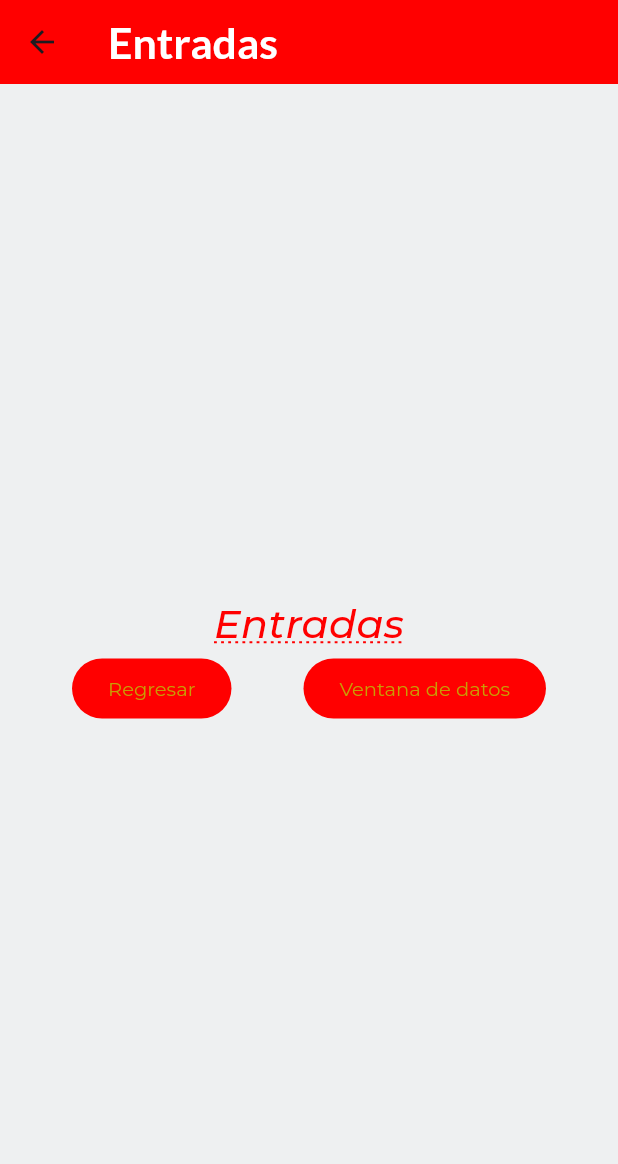
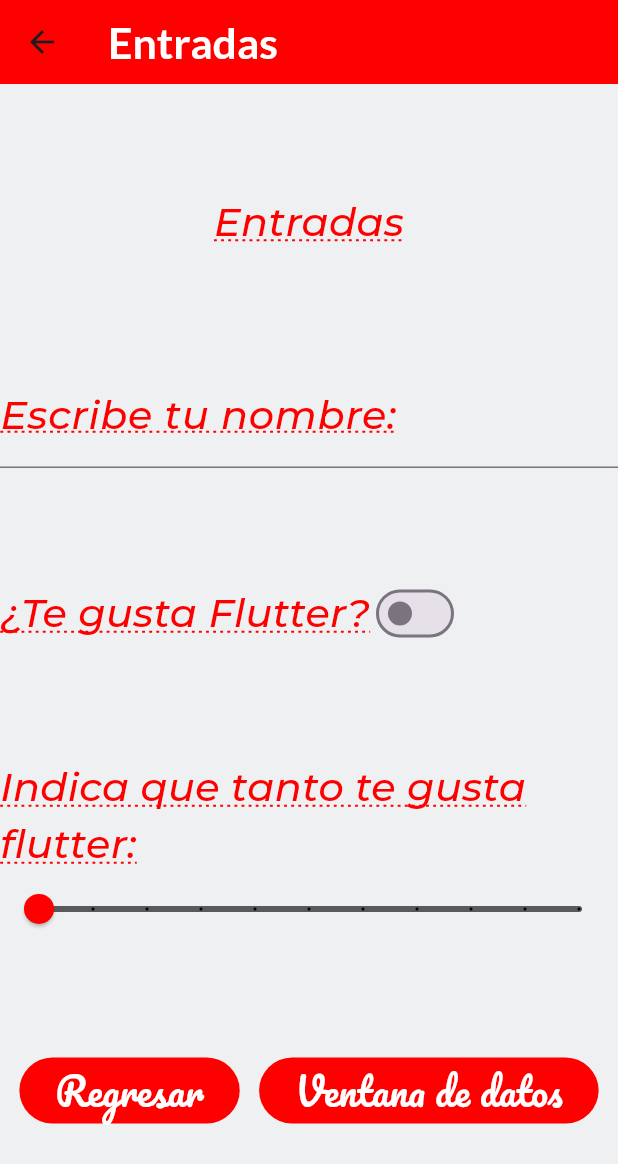
Before and after one commit to Zuleyma29/practica3Gaby, a Flutter app: the InputsScreen screen opened directly, on a phone screen of 412 x 824 dp. Shown: the top 1164 px of the screen. Run offline on Flutter 3.47's test engine with Material 3 defaults, Android fonts, the phone set to English and light mode, and no system bars; our stand-ins replace google_fonts.

Commit message:
Adding widgets to InputsScreen

```diff
--- a/lib/screens/inputs_screen.dart
+++ b/lib/screens/inputs_screen.dart
@@ -9,6 +9,9 @@ class InputsScreen extends StatefulWidget {
 }
 
 class _InputsScreenState extends State<InputsScreen> {
+  bool switchValue = false; // controlar el widget switch
+  double sliderValue = 0.0;
+
   @override
   Widget build(BuildContext context) {
     return Scaffold(
@@ -16,22 +19,25 @@ class _InputsScreenState extends State<InputsScreen> {
         title: const Text('Entradas'),
       ),
       body: Column(
-        mainAxisAlignment: MainAxisAlignment.center,
+        mainAxisAlignment: MainAxisAlignment.spaceEvenly,
         children:[
           Text(
             'Entradas',
             style:AppTheme.lightTheme.textTheme.headlineLarge,
             ),
-            Row(
+            entradaNombre(),
+            entradaSwitch(),
+            entradaSlider(),
+
+            const Row(
               mainAxisAlignment: MainAxisAlignment.spaceEvenly,
               children: [
                 ElevatedButton(onPressed: null,
-                 child: Text('Regresar',
-                 style: AppTheme.lightTheme.textTheme.bodySmall,
+                 child: Text(
+                  'Regresar',
                  )),
                  ElevatedButton(onPressed: null,
                  child: Text('Ventana de datos',
-                 style: AppTheme.lightTheme.textTheme.bodySmall,
                  ),),
               ],
             ),
@@ -39,4 +45,62 @@ class _InputsScreenState extends State<InputsScreen> {
       ),
     );
   }
+
+  TextField entradaNombre() {
+    return TextField(
+            style: AppTheme.lightTheme.textTheme.headlineMedium,
+            decoration: InputDecoration(
+              border: const UnderlineInputBorder(),
+              labelText: 'Escribe tu nombre:',
+              labelStyle: AppTheme.lightTheme.textTheme.headlineLarge,
+            )
+          );
+  }
+
+  Row entradaSwitch(){
+    return Row(
+      mainAxisAlignment: MainAxisAlignment.start,
+      children: <Widget> [
+        Text('¿Te gusta Flutter?',
+        style: AppTheme.lightTheme.textTheme.headlineLarge,
+        ),
+        Switch(
+          value: switchValue,
+           onChanged: (value){
+            setState((){
+              switchValue = value;
+            });
+           })
+      ],
+    );
+  }
+
+  Column entradaSlider(){
+    return Column(
+      mainAxisAlignment: MainAxisAlignment.center,
+      children: <Widget>[
+        Text('Indica que tanto te gusta flutter:',
+        style: AppTheme.lightTheme.textTheme.headlineLarge,
+        ),
+        Slider(
+          min: 0.0,
+          max: 10.0,
+          activeColor: AppTheme.secondaryColor,
+          thumbColor: AppTheme.primaryColor,
+          inactiveColor:AppTheme.backColor2,
+          value: sliderValue,
+          divisions: 10,
+          label:'${sliderValue.round()}',
+        onChanged: (value){
+          setState(() {
+            sliderValue = value;
+            print("Se cambio el slider: $sliderValue");
+          });
+        })
+      ],
+    );
+
+  }
+
+
 }
--- a/lib/theme/app_theme.dart
+++ b/lib/theme/app_theme.dart
@@ -6,10 +6,11 @@ class AppTheme{
   //Constante de color primario
   static const primaryColor = Color.fromARGB(255,255,0,0);
   // Constante de color secundario
-  static const secondaryColor=Color.fromARGB(255, 200, 158, 4);
-
+  static const secondaryColor=Colors.black;
   //Constante de color de fondo
   static const backColor = Color.fromARGB(238, 237, 239, 240);
+  static const backColor2 = Color.fromARGB(237, 78, 79, 80);
+
 
   //Constante de tema
   static final ThemeData lightTheme = ThemeData.light().copyWith(
@@ -51,11 +52,16 @@ class AppTheme{
         decorationStyle: TextDecorationStyle.dotted,
         decorationThickness: 1.0,
       ),
-      //Estilo para exto muy pequeno
+      headlineMedium: GoogleFonts.montserrat(
+        color: secondaryColor,
+        fontSize: 21.5,
+        fontWeight: FontWeight.bold,
+      ),
+
+      //Estilo para texto muy pequeno
       bodySmall:GoogleFonts.montserrat(
         color:secondaryColor,
         fontSize: 13.0
-
       )
     ),
   );
```
